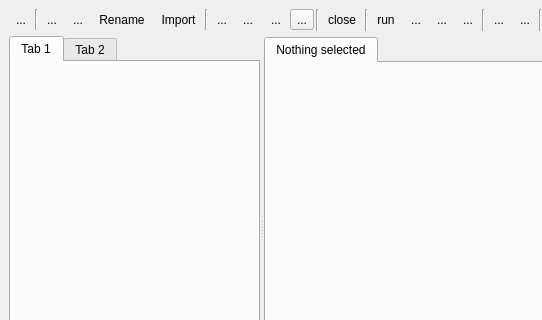
The window that src/lay/MacroEditorDialog.ui (KLayout/klayout) describes before a commit, drawn with Qt 5; both pictures show x 0 to 542 and y 0 to 320 of the 1008 by 761 pixel window.
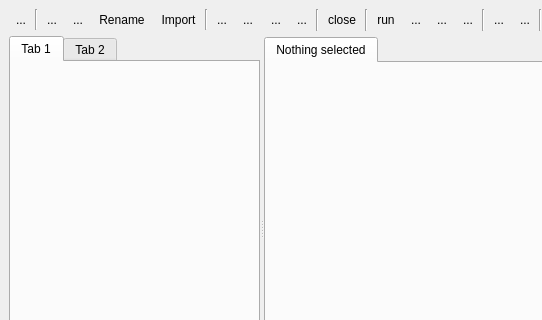
The same window after the commit. Icons and pictures are not drawn. Custom widgets are drawn as their Qt base class.

```diff
--- a/src/lay/MacroEditorDialog.ui
+++ b/src/lay/MacroEditorDialog.ui
@@ -350,6 +350,9 @@
               <iconset resource="layResources.qrc">
                <normaloff>:/forward_16.png</normaloff>:/forward_16.png</iconset>
              </property>
+             <property name="autoRaise">
+              <bool>true</bool>
+             </property>
             </widget>
            </item>
            <item>
```
